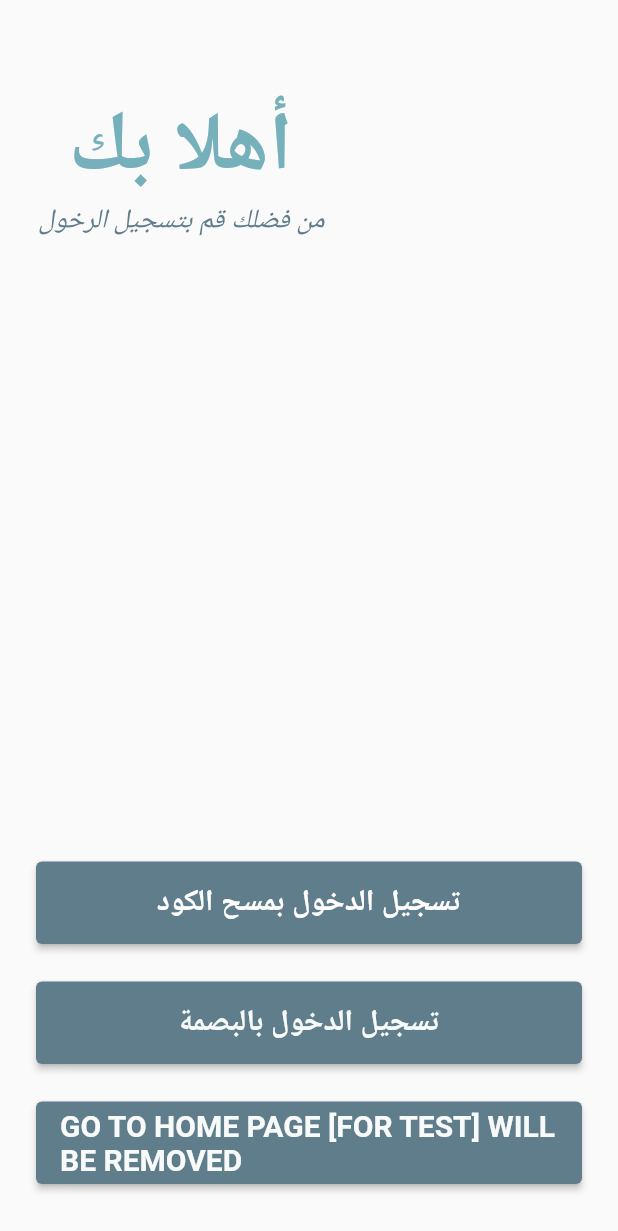
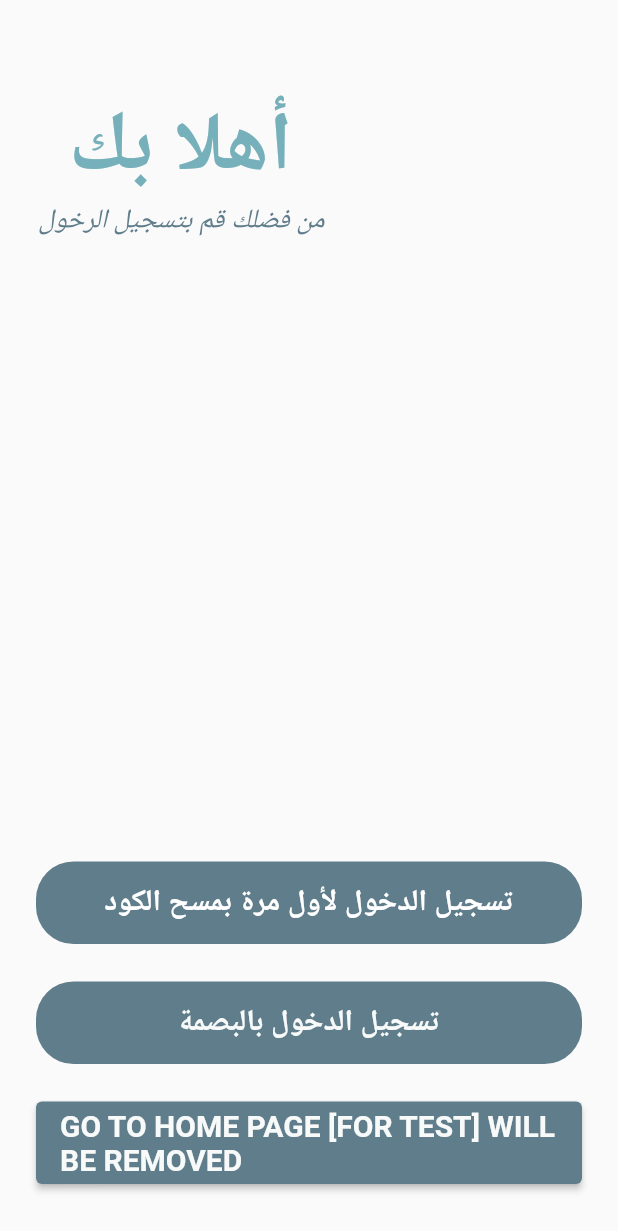
Before and after one commit to aljoharash/Itmaen-G9, a Flutter app: the screen it shows after launch, after a tap on an icon or button, on a phone screen of 412 x 824 dp. Shown: the top 1231 px of the screen. Run offline on Flutter 3.47's test engine with Material 2 defaults, Android fonts, the light colour scheme and no system bars; our stand-ins replace cloud_firestore, firebase_auth, firebase_core, flutter_secure_storage, local_auth, qr_flutter; missing offline and left inert: flutter_barcode_scanner; accounts and stored records are empty.

Commit message:
Update patient-login.dart

```diff
--- a/itmaen/lib/patient-login.dart
+++ b/itmaen/lib/patient-login.dart
@@ -8,9 +8,7 @@ import 'package:itmaen/secure-storage.dart';
 import 'biometric-auth.dart';
 
 class patientScreen extends StatelessWidget {
-
-
-final StorageService st = StorageService();
+  StorageService st = StorageService();
 
   @override
   Widget build(BuildContext context) {
@@ -38,11 +36,25 @@ final StorageService st = StorageService();
                   padding: const EdgeInsets.only(top: 60, left: 25),
                   child: Column(
                     children: [
-                      Text('أهلا بك', style: TextStyle(fontSize: 55, fontWeight: FontWeight.bold, color: Color.fromARGB(255, 118, 176, 186)), textAlign: TextAlign.left,),
-                      Text('من فضلك قم بتسجيل الرخول', style: TextStyle(fontSize: 18, fontStyle: FontStyle.italic, color: Colors.blueGrey),),
+                      Text(
+                        'أهلا بك',
+                        style: TextStyle(
+                            fontSize: 55,
+                            fontWeight: FontWeight.bold,
+                            color: Color.fromARGB(255, 118, 176, 186)),
+                        textAlign: TextAlign.left,
+                      ),
+                      Text(
+                        'من فضلك قم بتسجيل الرخول',
+                        style: TextStyle(
+                            fontSize: 18,
+                            fontStyle: FontStyle.italic,
+                            color: Colors.blueGrey),
+                      ),
                     ],
                   ),
-                ),),
+                ),
+              ),
               Expanded(
                 flex: 3,
                 child: Column(
@@ -50,42 +62,25 @@ final StorageService st = StorageService();
                     Container(
                       height: 80,
                       width: double.infinity,
-                      padding: const EdgeInsets.only(top: 25, left: 24, right: 24),
-                      child: ElevatedButton(
-                        onPressed: () => Navigator.of(context).push(MaterialPageRoute(builder: (context)=>
-															ScanQR())),
-                        // elevation: 0,
-                        // shape: RoundedRectangleBorder(
-                        //     borderRadius: BorderRadius.circular(25),
-                        // ),
-                        // color: Colors.indigo,
+                      padding:
+                          const EdgeInsets.only(top: 25, left: 24, right: 24),
+                      child: MaterialButton(
+                        onPressed: () async {
+                          Navigator.of(context).push(MaterialPageRoute(
+                              builder: (context) => ScanQR()));
+
+                        },
+                        elevation: 0,
+                        shape: RoundedRectangleBorder(
+                            borderRadius: BorderRadius.circular(25),
+                        ),
+                        color: Colors.blueGrey,
                         child: Text(
-                          'تسجيل الدخول بمسح الكود',
+                          'تسجيل الدخول لأول مرة بمسح الكود',
                           style: TextStyle(
                             fontSize: 20,
                             fontWeight: FontWeight.w700,
-                            color: Colors.white,),
-                        ),
-                      ),
-                    ),
-                    Container(
-                      height: 80,
-                      width: double.infinity,
-                      padding: const EdgeInsets.only(top: 25, left: 24, right: 24),
-                      child: ElevatedButton(
-                        // elevation: 0,
-                        // shape: RoundedRectangleBorder(
-                        //     borderRadius: BorderRadius.circular(25),
-                        // ),
-                        // color: Colors.white,
-                        onPressed: () => Navigator.of(context).push(MaterialPageRoute(builder: (context)=>
-															ScanQR())),
-                        child: Text(
-                          'تسجيل الدخول بالبصمة',
-                          style: TextStyle(
-                            fontSize: 20,
-                            fontWeight: FontWeight.w700,
-                            color: Color.fromARGB(255, 248, 250, 250),
+                            color: Colors.white,
                           ),
                         ),
                       ),
@@ -93,15 +88,17 @@ final StorageService st = StorageService();
                     Container(
                       height: 80,
                       width: double.infinity,
-                      padding: const EdgeInsets.only(top: 25, left: 24, right: 24),
-                      child: ElevatedButton(
-                        // elevation: 0,
-                        // shape: RoundedRectangleBorder(
-                        //     borderRadius: BorderRadius.circular(25),
-                        // ),
-                        // color: Colors.white,
+                      padding:
+                          const EdgeInsets.only(top: 25, left: 24, right: 24),
+                      child: MaterialButton(
+                        elevation: 0,
+                        shape: RoundedRectangleBorder(
+                            borderRadius: BorderRadius.circular(25),
+                        ),
+                        color: Colors.blueGrey,
                         onPressed: () async {
-                          bool isAuthenticated = await BiometricAuthentication.authenticateWithBiometrics();
+                          bool isAuthenticated = await BiometricAuthentication
+                              .authenticateWithBiometrics();
                           Future<String?> id = st.readSecureData("caregiverID");
                           if (isAuthenticated && id != null) {
                             // WE SHOULD READ FROM THE STORAGE ALSO IF THE IS A CAREGIVER
@@ -119,6 +116,30 @@ final StorageService st = StorageService();
                             //  );
                           }
                         },
+                        child: Text(
+                          'تسجيل الدخول بالبصمة',
+                          style: TextStyle(
+                            fontSize: 20,
+                            fontWeight: FontWeight.w700,
+                            color: Color.fromARGB(255, 248, 250, 250),
+                          ),
+                        ),
+                      ),
+                    ),
+                    Container(
+                      height: 80,
+                      width: double.infinity,
+                      padding:
+                          const EdgeInsets.only(top: 25, left: 24, right: 24),
+                      child: ElevatedButton(
+                        // elevation: 0,
+                        // shape: RoundedRectangleBorder(
+                        //     borderRadius: BorderRadius.circular(25),
+                        // ),
+                        // color: Colors.white,
+                        onPressed: () => Navigator.of(context).push(
+                            MaterialPageRoute(
+                                builder: (context) => HomePage())),
                         child: Text(
                           'GO TO HOME PAGE [FOR TEST] WILL BE REMOVED',
                           style: TextStyle(
```
Lines whose indentation alone changed are shown as unchanged.
